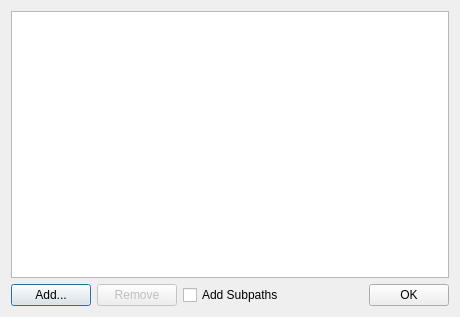
This is Rimy3D/source/searchpathsdialog.ui in Baltram/rmtools as Qt 5 draws it before an edit. The edited form follows.
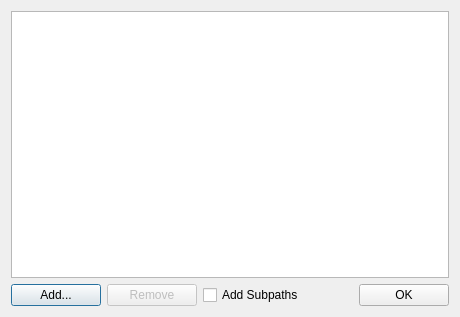
This is the edited form.

Commit message: Added LanguageChange event handling for SearchPathsDialog.

```diff
--- a/Rimy3D/source/searchpathsdialog.ui
+++ b/Rimy3D/source/searchpathsdialog.ui
@@ -21,6 +21,12 @@
     <layout class="QHBoxLayout" name="horizontalLayout">
      <item>
       <widget class="QPushButton" name="pushButton">
+       <property name="minimumSize">
+        <size>
+         <width>90</width>
+         <height>0</height>
+        </size>
+       </property>
        <property name="text">
         <string>Add...</string>
        </property>
@@ -31,6 +37,12 @@
        <property name="enabled">
         <bool>false</bool>
        </property>
+       <property name="minimumSize">
+        <size>
+         <width>90</width>
+         <height>0</height>
+        </size>
+       </property>
        <property name="text">
         <string>Remove</string>
        </property>
@@ -58,6 +70,12 @@
      </item>
      <item>
       <widget class="QPushButton" name="pushButton_3">
+       <property name="minimumSize">
+        <size>
+         <width>90</width>
+         <height>0</height>
+        </size>
+       </property>
        <property name="text">
         <string>OK</string>
        </property>
```
The commit also changes 2 other files.
